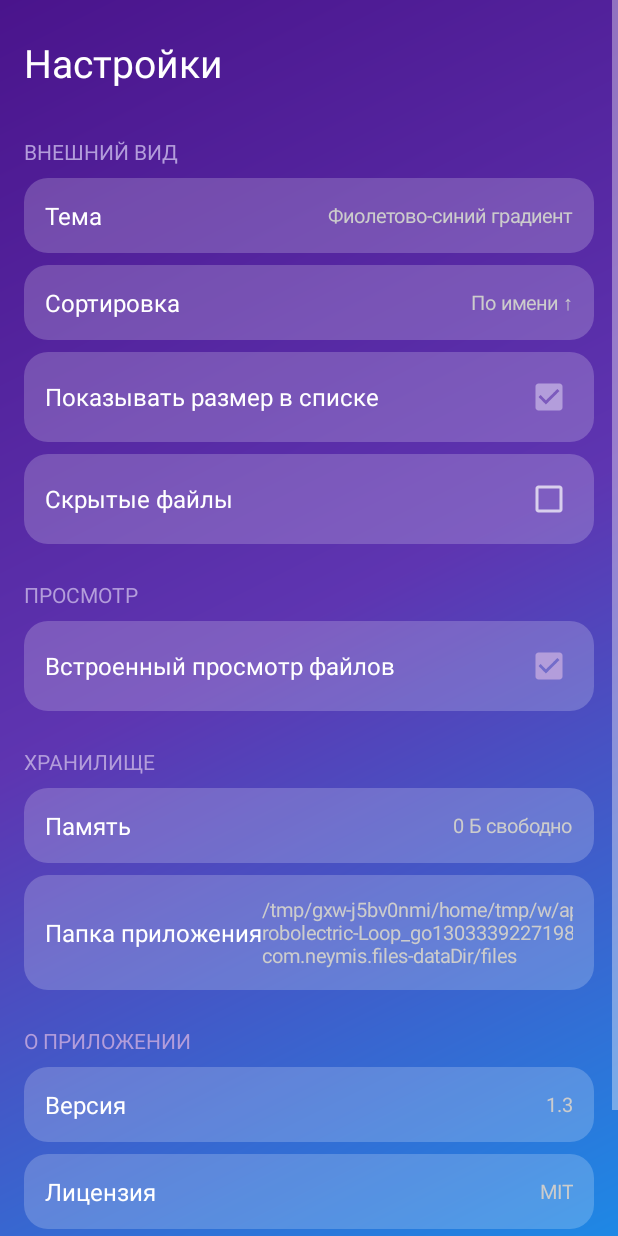
After one commit to s93240056-boop/neymis-files, an Android app: the SettingsActivity screen opened directly, with no data from a screen before it, on a phone screen of 412 x 824 dp. The commit adds this screen. Run offline under Robolectric (Android 15) with nearby library versions, the phone set to English and light mode, and no system bars.

Commit message:
Settings screen and built-in text/image/audio/video/PDF viewer

```diff
--- a/app/src/main/AndroidManifest.xml
+++ b/app/src/main/AndroidManifest.xml
@@ -33,6 +33,9 @@
                 <category android:name="android.intent.category.LAUNCHER" />
             </intent-filter>
         </activity>
+
+        <activity android:name=".SettingsActivity" />
+        <activity android:name=".ViewerActivity" />
     </application>
 
 </manifest>
--- /dev/null
+++ b/app/src/main/java/com/neymis/files/SettingsActivity.java
@@ -0,0 +1,249 @@
+package com.neymis.files;
+
+import android.content.Intent;
+import android.content.SharedPreferences;
+import android.graphics.Color;
+import android.graphics.drawable.GradientDrawable;
+import android.net.Uri;
+import android.os.Build;
+import android.os.Bundle;
+import android.os.Environment;
+import android.os.StatFs;
+import android.util.TypedValue;
+import android.view.Gravity;
+import android.view.View;
+import android.widget.CheckBox;
+import android.widget.CompoundButton;
+import android.widget.ImageView;
+import android.widget.LinearLayout;
+import android.widget.ScrollView;
+import android.widget.TextView;
+import android.widget.Toast;
+
+import androidx.appcompat.app.AlertDialog;
+import androidx.appcompat.app.AppCompatActivity;
+
+import java.io.File;
+
+public class SettingsActivity extends AppCompatActivity {
+
+    private static final String PREFS = "neymis_files";
+    private SharedPreferences prefs;
+
+    @Override
+    protected void onCreate(Bundle savedInstanceState) {
+        prefs = getSharedPreferences(PREFS, MODE_PRIVATE);
+        applyTheme();
+        super.onCreate(savedInstanceState);
+        setTitle("Настройки");
+
+        ScrollView scroll = new ScrollView(this);
+        setContentView(scroll);
+
+        LinearLayout root = new LinearLayout(this);
+        root.setOrientation(LinearLayout.VERTICAL);
+        root.setPadding(dp(16), dp(16), dp(16), dp(32));
+        scroll.addView(root);
+
+        TextView header = new TextView(this);
+        header.setText("Настройки");
+        header.setTextSize(TypedValue.COMPLEX_UNIT_SP, 26);
+        header.setTextColor(textColor());
+        header.setPadding(0, dp(8), 0, dp(16));
+        root.addView(header);
+
+        category(root, "ВНЕШНИЙ ВИД");
+        row(root, "Тема", themeName(), v -> chooseTheme());
+        row(root, "Сортировка", sortName(), v -> chooseSort());
+        toggle(root, "Показывать размер в списке", "show_size", true, null);
+        toggle(root, "Скрытые файлы", "hidden", false, (button, checked) -> Toast.makeText(
+                this, checked ? "Скрытые файлы видны" : "Скрытые файлы скрыты", Toast.LENGTH_SHORT).show());
+
+        category(root, "ПРОСМОТР");
+        toggle(root, "Встроенный просмотр файлов", "internal_viewer", true,
+                (button, checked) -> Toast.makeText(this,
+                        checked ? "Файлы открываются внутри приложения" : "Файлы открываются другими приложениями",
+                        Toast.LENGTH_SHORT).show());
+
+        category(root, "ХРАНИЛИЩЕ");
+        row(root, "Память", storageText(), v -> storageInfo());
+        row(root, "Папка приложения", getFilesDir().getAbsolutePath(), v -> toast(getFilesDir().getAbsolutePath()));
+
+        category(root, "О ПРИЛОЖЕНИИ");
+        row(root, "Версия", "1.3", null);
+        row(root, "Лицензия", "MIT", v -> toast("Лицензия MIT — исходный код открыт"));
+        row(root, "Исходный код", "GitHub", v -> startActivity(new Intent(Intent.ACTION_VIEW,
+                Uri.parse("https://github.com/s93240056-boop/neymis-files"))));
+    }
+
+    private void applyTheme() {
+        int theme = 0;
+        try {
+            theme = Integer.parseInt(prefs.getString("theme", "0"));
+        } catch (Exception ignored) {
+        }
+        if (theme == 1) setTheme(R.style.AppTheme_Light);
+        else if (theme == 2) setTheme(R.style.AppTheme_Dark);
+        else setTheme(R.style.AppTheme_Gradient);
+    }
+
+    private int dp(int value) {
+        return Math.round(TypedValue.applyDimension(TypedValue.COMPLEX_UNIT_DIP,
+                value, getResources().getDisplayMetrics()));
+    }
+
+    private int resolveColor(int attr, int fallback) {
+        TypedValue value = new TypedValue();
+        getTheme().resolveAttribute(attr, value, true);
+        return value.type >= TypedValue.TYPE_FIRST_COLOR_INT
+                && value.type <= TypedValue.TYPE_LAST_COLOR_INT ? value.data : fallback;
+    }
+
+    private int textColor() {
+        return resolveColor(android.R.attr.textColorPrimary, Color.WHITE);
+    }
+
+    private int subColor() {
+        return resolveColor(android.R.attr.textColorSecondary, Color.LTGRAY);
+    }
+
+    private int accentColor() {
+        return resolveColor(androidx.appcompat.R.attr.colorAccent, Color.parseColor("#B39DDB"));
+    }
+
+    private GradientDrawable cardBackground() {
+        int theme = 0;
+        try {
+            theme = Integer.parseInt(prefs.getString("theme", "0"));
+        } catch (Exception ignored) {
+        }
+        int color = theme == 1 ? Color.parseColor("#FFFFFFFF")
+                : theme == 2 ? Color.parseColor("#1E1E24")
+                : Color.parseColor("#33FFFFFF");
+        GradientDrawable drawable = new GradientDrawable();
+        drawable.setColor(color);
+        drawable.setCornerRadius(dp(16));
+        return drawable;
+    }
+
+    private TextView text(String value, int size, int color) {
+        TextView view = new TextView(this);
+        view.setText(value);
+        view.setTextSize(TypedValue.COMPLEX_UNIT_SP, size);
+        view.setTextColor(color);
+        return view;
+    }
+
+    private void category(LinearLayout root, String name) {
+        TextView view = text(name, 14, accentColor());
+        LinearLayout.LayoutParams params = new LinearLayout.LayoutParams(
+                LinearLayout.LayoutParams.MATCH_PARENT, LinearLayout.LayoutParams.WRAP_CONTENT);
+        params.topMargin = dp(16);
+        params.bottomMargin = dp(8);
+        view.setLayoutParams(params);
+        root.addView(view);
+    }
+
+    private void row(LinearLayout root, String title, String value, View.OnClickListener listener) {
+        LinearLayout card = new LinearLayout(this);
+        card.setOrientation(LinearLayout.HORIZONTAL);
+        card.setGravity(Gravity.CENTER_VERTICAL);
+        card.setBackground(cardBackground());
+        card.setPadding(dp(14), dp(14), dp(14), dp(14));
+        LinearLayout.LayoutParams params = new LinearLayout.LayoutParams(
+                LinearLayout.LayoutParams.MATCH_PARENT, LinearLayout.LayoutParams.WRAP_CONTENT);
+        params.bottomMargin = dp(8);
+        card.setLayoutParams(params);
+
+        TextView name = text(title, 16, textColor());
+        name.setLayoutParams(new LinearLayout.LayoutParams(0,
+                LinearLayout.LayoutParams.WRAP_CONTENT, 1));
+        card.addView(name);
+        TextView detail = text(value, 13, subColor());
+        card.addView(detail);
+        if (listener != null) card.setOnClickListener(listener);
+        root.addView(card);
+    }
+
+    private void toggle(LinearLayout root, String title, String key, boolean defaultValue,
+                        CompoundButton.OnCheckedChangeListener listener) {
+        LinearLayout card = new LinearLayout(this);
+        card.setOrientation(LinearLayout.HORIZONTAL);
+        card.setGravity(Gravity.CENTER_VERTICAL);
+        card.setBackground(cardBackground());
+        card.setPadding(dp(14), dp(14), dp(14), dp(14));
+        LinearLayout.LayoutParams params = new LinearLayout.LayoutParams(
+                LinearLayout.LayoutParams.MATCH_PARENT, LinearLayout.LayoutParams.WRAP_CONTENT);
+        params.bottomMargin = dp(8);
+        card.setLayoutParams(params);
+
+        TextView name = text(title, 16, textColor());
+        name.setLayoutParams(new LinearLayout.LayoutParams(0,
+                LinearLayout.LayoutParams.WRAP_CONTENT, 1));
+        card.addView(name);
+        CheckBox check = new CheckBox(this);
+        check.setChecked(prefs.getBoolean(key, defaultValue));
+        check.setOnCheckedChangeListener((button, checked) -> {
+            prefs.edit().putBoolean(key, checked).apply();
+            if (listener != null) listener.onCheckedChanged(button, checked);
+        });
+        card.addView(check);
+        card.setOnClickListener(v -> check.setChecked(!check.isChecked()));
+        root.addView(card);
+    }
+
+    private String themeName() {
+        try {
+            int theme = Integer.parseInt(prefs.getString("theme", "0"));
+            if (theme == 1) return "Белая";
+            if (theme == 2) return "Тёмная";
+        } catch (Exception ignored) {
+        }
+        return "Фиолетово-синий градиент";
+    }
+
+    private String sortName() {
+        String[] by = {"имени", "размеру", "дате"};
+        int sort = prefs.getInt("sort", 0);
+        boolean asc = prefs.getBoolean("asc", true);
+        return "По " + by[Math.max(0, Math.min(2, sort))] + (asc ? " ↑" : " ↓");
+    }
+
+    private void chooseTheme() {
+        String[] variants = {"Фиолетово-синий градиент", "Белая", "Тёмная"};
+        new AlertDialog.Builder(this).setTitle("Тема").setItems(variants, (dialog, which) -> {
+            prefs.edit().putString("theme", String.valueOf(which)).apply();
+            recreate();
+        }).show();
+    }
+
+    private void chooseSort() {
+        String[] variants = {"Имя ↑", "Имя ↓", "Размер ↑", "Размер ↓", "Дата ↑", "Дата ↓"};
+        new AlertDialog.Builder(this).setTitle("Сортировка").setItems(variants, (dialog, which) -> {
+            prefs.edit().putInt("sort", which / 2).putBoolean("asc", which % 2 == 0).apply();
+            recreate();
+        }).show();
+    }
+
+    private String storageText() {
+        File path = Environment.getExternalStorageDirectory();
+        StatFs stat = new StatFs(path.getPath());
+        return FileUtils.human(stat.getAvailableBytes()) + " свободно";
+    }
+
+    private void storageInfo() {
+        File path = Environment.getExternalStorageDirectory();
+        StatFs stat = new StatFs(path.getPath());
+        long total = stat.getTotalBytes();
+        long available = stat.getAvailableBytes();
+        String message = "Всего: " + FileUtils.human(total)
+                + "\nСвободно: " + FileUtils.human(available)
+                + "\nЗанято: " + FileUtils.human(total - available);
+        new AlertDialog.Builder(this).setTitle("Память").setMessage(message)
+                .setPositiveButton("OK", null).show();
+    }
+
+    private void toast(String message) {
+        Toast.makeText(this, message, Toast.LENGTH_SHORT).show();
+    }
+}
--- /dev/null
+++ b/app/src/main/res/drawable/ic_back.xml
@@ -0,0 +1 @@
+<vector xmlns:android="http://schemas.android.com/apk/res/android" android:width="24dp" android:height="24dp" android:viewportWidth="24" android:viewportHeight="24"><path android:fillColor="#FFFFFF" android:pathData="M20,11H7.83l5.59-5.59L12,4l-8,8 8,8 1.41-1.41L7.83,13H20v-2z"/></vector>
--- /dev/null
+++ b/app/src/main/res/drawable/ic_edit.xml
@@ -0,0 +1 @@
+<vector xmlns:android="http://schemas.android.com/apk/res/android" android:width="24dp" android:height="24dp" android:viewportWidth="24" android:viewportHeight="24"><path android:fillColor="#FFFFFF" android:pathData="M3,17.25V21h3.75L17.81,9.94l-3.75-3.75L3,17.25zM20.71,7.04c0.39-0.39,0.39-1.02,0-1.41l-2.34-2.34c-0.39-0.39-1.02-0.39-1.41,0l-1.83,1.83 3.75,3.75 1.83-1.83z"/></vector>
--- /dev/null
+++ b/app/src/main/res/drawable/ic_next.xml
@@ -0,0 +1 @@
+<vector xmlns:android="http://schemas.android.com/apk/res/android" android:width="24dp" android:height="24dp" android:viewportWidth="24" android:viewportHeight="24"><path android:fillColor="#FFFFFF" android:pathData="M16,6h2v12h-2zM6,18l8.5-6L6,6v12z"/></vector>
--- /dev/null
+++ b/app/src/main/res/drawable/ic_pause.xml
@@ -0,0 +1 @@
+<vector xmlns:android="http://schemas.android.com/apk/res/android" android:width="24dp" android:height="24dp" android:viewportWidth="24" android:viewportHeight="24"><path android:fillColor="#FFFFFF" android:pathData="M6,19h4V5H6v14zm8-14v14h4V5h-4z"/></vector>
--- /dev/null
+++ b/app/src/main/res/drawable/ic_play.xml
@@ -0,0 +1 @@
+<vector xmlns:android="http://schemas.android.com/apk/res/android" android:width="24dp" android:height="24dp" android:viewportWidth="24" android:viewportHeight="24"><path android:fillColor="#FFFFFF" android:pathData="M8,5v14l11-7z"/></vector>
--- /dev/null
+++ b/app/src/main/res/drawable/ic_prev.xml
@@ -0,0 +1 @@
+<vector xmlns:android="http://schemas.android.com/apk/res/android" android:width="24dp" android:height="24dp" android:viewportWidth="24" android:viewportHeight="24"><path android:fillColor="#FFFFFF" android:pathData="M6,6h2v12H6zm3.5,6l8.5,6V6z"/></vector>
--- /dev/null
+++ b/app/src/main/res/drawable/ic_settings.xml
@@ -0,0 +1 @@
+<vector xmlns:android="http://schemas.android.com/apk/res/android" android:width="24dp" android:height="24dp" android:viewportWidth="24" android:viewportHeight="24"><path android:fillColor="#FFFFFF" android:pathData="M19.14,12.94c0.04-0.3,0.06-0.61,0.06-0.94c0-0.32-0.02-0.64-0.07-0.94l2.03-1.58c0.18-0.14,0.23-0.41,0.12-0.61l-1.92-3.32c-0.12-0.22-0.37-0.29-0.59-0.22l-2.39,0.96c-0.5-0.38-1.03-0.7-1.62-0.94L14.4,2.81c-0.04-0.24-0.24-0.41-0.48-0.41h-3.84c-0.24,0-0.43,0.17-0.47,0.41L9.25,5.35C8.66,5.59,8.12,5.92,7.63,6.29L5.24,5.33c-0.22-0.08-0.47,0-0.59,0.22L2.73,8.87C2.62,9.08,2.66,9.34,2.86,9.48l2.03,1.58C4.84,11.36,4.8,11.69,4.8,12s0.02,0.64,0.07,0.94l-2.03,1.58c-0.18,0.14-0.23,0.41-0.12,0.61l1.92,3.32c0.12,0.22,0.37,0.29,0.59,0.22l2.39-0.96c0.5,0.38,1.03,0.7,1.62,0.94l0.36,2.54c0.05,0.24,0.24,0.41,0.48,0.41h3.84c0.24,0,0.44-0.17,0.47-0.41l0.36-2.54c0.59-0.24,1.13-0.56,1.62-0.94l2.39,0.96c0.22,0.08,0.47,0,0.59-0.22l1.92-3.32c0.12-0.22,0.07-0.49-0.12-0.61L19.14,12.94zM12,15.6c-1.98,0-3.6-1.62-3.6-3.6s1.62-3.6,3.6-3.6s3.6,1.62,3.6,3.6S13.98,15.6,12,15.6z"/></vector>
--- /dev/null
+++ b/app/src/main/res/drawable/ic_stop.xml
@@ -0,0 +1 @@
+<vector xmlns:android="http://schemas.android.com/apk/res/android" android:width="24dp" android:height="24dp" android:viewportWidth="24" android:viewportHeight="24"><path android:fillColor="#FFFFFF" android:pathData="M6,6h12v12H6z"/></vector>
```
Also changed, not shown: app/src/main/java/com/neymis/files/MainActivity.java (+43 -4 lines), app/src/main/java/com/neymis/files/ViewerActivity.java (added, +380 -0 lines), 1 other file.
